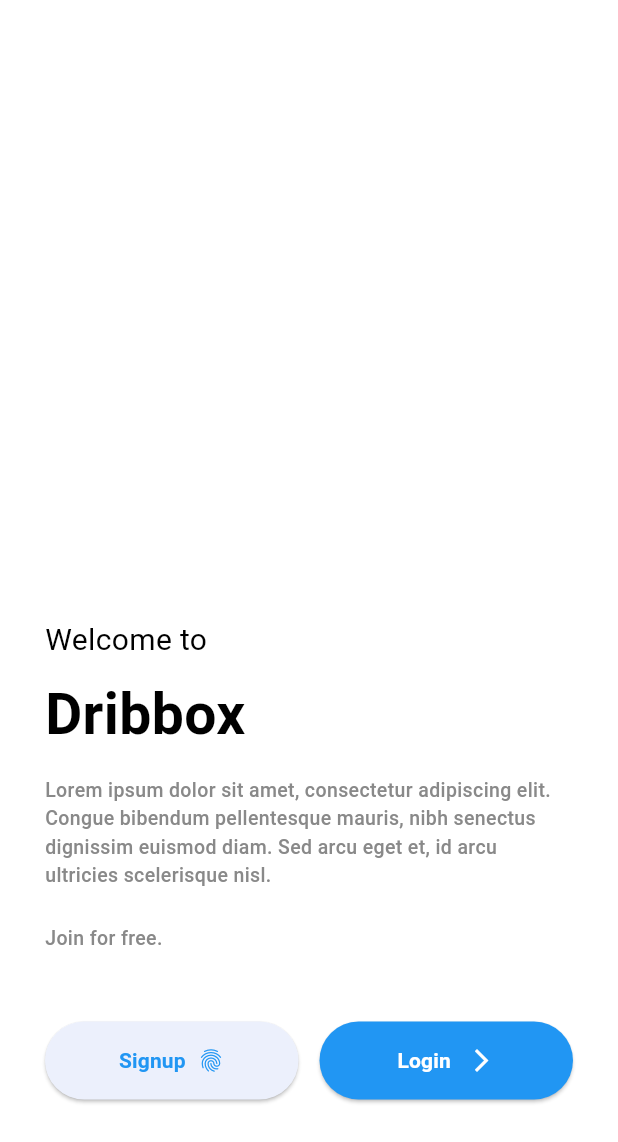
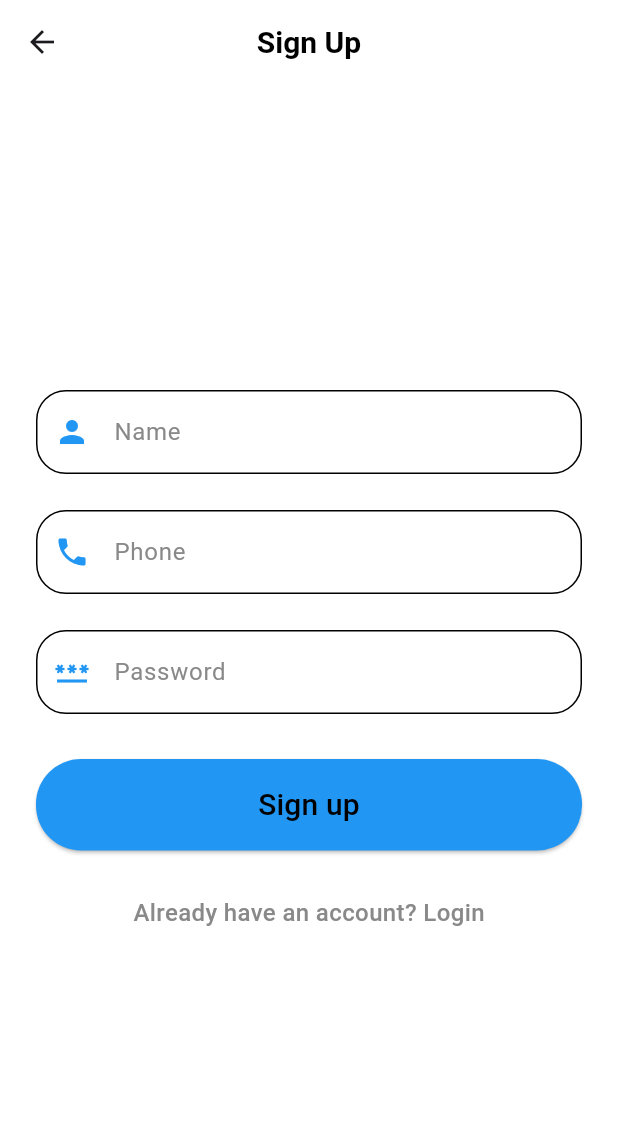
Before and after one commit to swilam202/Dribbox, a Flutter app: the AuthPage screen opened directly, on a phone screen of 412 x 824 dp. Shown: the top 1142 px of the screen. Run offline on Flutter 3.47's test engine with Material 3 defaults, Android fonts, the light colour scheme and no system bars; our stand-ins replace file_picker, firebase_auth, firebase_core, logger, syncfusion_flutter_charts; accounts and stored records are empty.

Commit message:
sign up page

```diff
--- a/analysis_options.yaml
+++ b/analysis_options.yaml
@@ -21,6 +21,7 @@ linter:
   # `// ignore_for_file: name_of_lint` syntax on the line or in the file
   # producing the lint.
   rules:
+    curly_braces_in_flow_control_structures: false
     # avoid_print: false  # Uncomment to disable the `avoid_print` rule
     # prefer_single_quotes: true  # Uncomment to enable the `prefer_single_quotes` rule
 
--- /dev/null
+++ b/lib/core/widgets/custom button.dart
@@ -0,0 +1,38 @@
+import 'package:dribbox/core/resources/color%20manager.dart';
+import 'package:flutter/material.dart';
+
+class CustomButton extends StatelessWidget {
+  const CustomButton({
+    super.key,
+    required this.child,
+    required this.onPressed,
+  });
+  final Widget child;
+  final Function()? onPressed;
+  @override
+  Widget build(BuildContext context) {
+    return Row(
+      children: [
+        Expanded(
+          child: ElevatedButton(
+            style: ButtonStyle(
+              backgroundColor: MaterialStateProperty.all(ColorManager.blueColor),
+              shape: MaterialStateProperty.all(
+                RoundedRectangleBorder(
+                  borderRadius: BorderRadius.circular(30),
+                ),
+              ),
+              padding: MaterialStateProperty.all(
+                const EdgeInsets.symmetric(
+                  vertical: 16,
+                ),
+              ),
+            ),
+            onPressed: onPressed,
+            child: child,
+          ),
+        ),
+      ],
+    );
+  }
+}
--- /dev/null
+++ b/lib/core/widgets/custom text form field.dart
@@ -0,0 +1,57 @@
+import 'package:flutter/material.dart';
+
+import '../resources/color manager.dart';
+
+class CustomTextFormField extends StatelessWidget {
+  const CustomTextFormField({
+    super.key,
+    this.hintText,
+    this.labelText,
+    this.prefixIcon,
+    this.suffixIcon,
+    this.textInputType = TextInputType.text,
+    this.controller,
+    this.validator,
+    this.obscureText,
+  });
+
+  final String? hintText;
+  final String? labelText;
+  final IconData? prefixIcon;
+  final Widget? suffixIcon;
+  final TextInputType? textInputType;
+  final String? Function(String?)? validator;
+  final TextEditingController? controller;
+  final bool? obscureText;
+
+  @override
+  Widget build(BuildContext context) {
+    return TextFormField(
+      validator: validator,
+      obscureText: obscureText ?? false,
+      keyboardType: textInputType,
+      decoration: InputDecoration(
+        enabledBorder:OutlineInputBorder(
+          borderRadius: BorderRadius.circular(20),
+          borderSide: const BorderSide(color: ColorManager.blackColor,),
+        ),
+        focusedBorder: UnderlineInputBorder(
+          borderRadius: BorderRadius.circular(20),
+          borderSide: const BorderSide(color: ColorManager.blackColor,),
+        ),
+        labelText: labelText,
+        prefixIcon: prefixIcon == null
+            ? null
+            : Icon(
+                prefixIcon,
+                color: ColorManager.blueColor,
+              ),
+        suffixIcon: suffixIcon,
+        hintText: hintText,
+        labelStyle: const TextStyle(
+          color: ColorManager.lightDarkColor,
+        ),
+      ),
+    );
+  }
+}
--- a/lib/features/auth feature/presentation/pages/auth page.dart
+++ /dev/null
@@ -1,85 +0,0 @@
-import 'package:file_picker/file_picker.dart';
-import 'package:flutter/material.dart';
-
-import '../../../../core/resources/color manager.dart';
-import '../../../../core/resources/font weight manager.dart';
-import '../../../../core/resources/style manager.dart';
-import '../../../../core/utils/constants.dart';
-import '../widgets/auth button.dart';
-
-class AuthPage extends StatelessWidget {
-  const AuthPage({super.key});
-
-  @override
-  Widget build(BuildContext context) {
-    return Scaffold(
-      body: Column(
-        children: [
-          Container(
-            width: MediaQuery.of(context).size.width,
-            height: MediaQuery.of(context).size.height * 0.5,
-            decoration: const BoxDecoration(
-              image: DecorationImage(
-                image: AssetImage(kAuthImage),
-                fit: BoxFit.fill,
-                alignment: Alignment.topCenter,
-              ),
-            ),
-          ),
-          Padding(
-            padding: const EdgeInsets.symmetric(horizontal: 30),
-            child: Column(
-              mainAxisAlignment: MainAxisAlignment.center,
-              crossAxisAlignment: CrossAxisAlignment.start,
-              children: [
-                Text(
-                  'Welcome to',
-                  style: StyleManager.bigTextStyle(
-                    fontSize: 20,
-                    fontWeight: FontWeightManager.normalWeight,
-                  ),
-                ),
-                const SizedBox(height: 8),
-                Text(
-                  'Dribbox',
-                  style: StyleManager.bigTextStyle(),
-                ),
-                const SizedBox(height: 14),
-                Text(
-                  'Lorem ipsum dolor sit amet, consectetur adipiscing elit. Congue bibendum pellentesque mauris, nibh senectus dignissim euismod diam. Sed arcu eget et, id arcu ultricies scelerisque nisl.',
-                  style: StyleManager.smallTextStyle(),
-                ),
-                const SizedBox(height: 23),
-                Text(
-                  'Join for free.',
-                  style: StyleManager.smallTextStyle(),
-                ),
-                const SizedBox(height: 46),
-                Row(
-                  mainAxisAlignment: MainAxisAlignment.center,
-                  children: [
-                    AuthButton(
-                      icon: Icons.fingerprint,
-                      text: 'Signup',
-                      textColor: ColorManager.blueColor,
-                      color: const Color.fromRGBO(236, 240, 252, 1.0),
-                      onPressed: (){},
-                    ),
-                    const SizedBox(width: 14),
-                    AuthButton(
-                      icon: Icons.arrow_forward_ios,
-                      text: 'Login ',
-                      textColor: ColorManager.whiteColor,
-                      color: ColorManager.blueColor,
-                      onPressed: () {},
-                    ),
-                  ],
-                ),
-              ],
-            ),
-          ),
-        ],
-      ),
-    );
-  }
-}
--- /dev/null
+++ b/lib/features/auth feature/presentation/pages/signup page.dart
@@ -0,0 +1,92 @@
+import 'package:dribbox/core/resources/style%20manager.dart';
+import 'package:dribbox/core/widgets/custom%20text%20form%20field.dart';
+import 'package:flutter/material.dart';
+import 'package:logger/logger.dart';
+
+import '../../../../core/resources/color manager.dart';
+import '../../../../core/widgets/custom button.dart';
+import '../widgets/auth page custom appbar.dart';
+import '../widgets/switch auth section.dart';
+
+class AuthPage extends StatelessWidget {
+  const AuthPage({super.key});
+
+  @override
+  Widget build(BuildContext context) {
+    final GlobalKey<FormState> key = GlobalKey();
+    return Scaffold(
+      appBar: authPageCustomAppBar('Sign Up'),
+      body: Padding(
+        padding: const EdgeInsets.symmetric(horizontal: 24),
+        child: Center(
+          child: SingleChildScrollView(
+            physics: const BouncingScrollPhysics(),
+            child: Center(
+              child: Form(
+                key: key,
+                child: Column(
+                  mainAxisAlignment: MainAxisAlignment.center,
+                  crossAxisAlignment: CrossAxisAlignment.center,
+                  children: [
+                    CustomTextFormField(
+                      labelText: 'Name',
+                      prefixIcon: Icons.person,
+                      validator: (val) {
+                        if (val == null || val.isEmpty)
+                          return 'the name field is empty please enter your name';
+                        else
+                          return null;
+                      },
+                    ),
+                    const SizedBox(height: 24),
+                    CustomTextFormField(
+                      textInputType: TextInputType.phone,
+                      labelText: 'Phone',
+                      prefixIcon: Icons.phone,
+                      validator: (val) {
+                        if (val == null || val.length != 11)
+                          return 'invalid phone number';
+                        else
+                          return null;
+                      },
+                    ),
+                    const SizedBox(height: 24),
+                    CustomTextFormField(
+                      textInputType: TextInputType.visiblePassword,
+                      labelText: 'Password',
+                      prefixIcon: Icons.password,
+                      validator: (val) {
+                        if (val == null || val.length <= 6)
+                          return 'password is too short';
+                        else
+                          return null;
+                      },
+                      obscureText: true,
+                    ),
+                    const SizedBox(height: 30),
+                    CustomButton(
+                      onPressed: () async {
+                        if (key.currentState!.validate()) {
+                          Logger().d('message');
+                        }
+                      },
+                      child: Text(
+                        'Sign up',
+                        style: StyleManager.smallTextStyle(
+                          color: ColorManager.blackColor,
+                          fontSize: 20,
+                        ),
+                      ),
+                    ),
+                    const SizedBox(height: 30),
+                    const SwitchAuthSection(isLogin: false),
+                  ],
+                ),
+              ),
+            ),
+          ),
+        ),
+      ),
+    );
+  }
+}
--- /dev/null
+++ b/lib/features/auth feature/presentation/widgets/auth page custom appbar.dart
@@ -0,0 +1,14 @@
+import 'package:dribbox/core/resources/style%20manager.dart';
+import 'package:flutter/material.dart';
+
+
+PreferredSizeWidget? authPageCustomAppBar(String text) {
+  return AppBar(
+    centerTitle: true,
+    title: Text(
+      text,
+      style: StyleManager.bigTextStyle(fontSize: 20),
+    ),
+    elevation: 0,
+  );
+}
--- /dev/null
+++ b/lib/features/auth feature/presentation/widgets/switch auth section.dart
@@ -0,0 +1,42 @@
+import 'package:flutter/material.dart';
+
+import '../../../../core/resources/color manager.dart';
+import '../../../../core/resources/style manager.dart';
+
+class SwitchAuthSection extends StatelessWidget {
+  const SwitchAuthSection({
+    super.key,
+    required this.isLogin,
+  });
+
+  final bool isLogin;
+
+  @override
+  Widget build(BuildContext context) {
+    return GestureDetector(
+      onTap: () {
+        if (isLogin) {
+        }
+        // CustomNavigation.authNavigation(SignupPage());
+        else {}
+        // CustomNavigation.authNavigation(LoginPage());
+      },
+      child: Text.rich(
+        TextSpan(
+          text:
+              isLogin ? 'Don’t have an account? ' : 'Already have an account? ',
+          style: StyleManager.smallTextStyle(fontSize: 16),
+          children: [
+            TextSpan(
+              text: isLogin ? 'Sign Up' : 'Login',
+              style: StyleManager.smallTextStyle(
+                color: ColorManager.lightDarkColor,
+                fontSize: 16,
+              ),
+            ),
+          ],
+        ),
+      ),
+    );
+  }
+}
--- a/pubspec.yaml
+++ b/pubspec.yaml
@@ -45,6 +45,8 @@ dependencies:
   fluttertoast: ^8.2.4
   file_picker: ^6.1.1
   flutter_local_notifications: ^16.2.0
+  get: ^4.6.6
+  flutter_svg: ^2.0.9
   flutter:
     sdk: flutter
 
```
Also changed, not shown: lib/features/auth feature/presentation/pages/on boarding.dart (added, +90 -0 lines), lib/features/auth feature/presentation/pages/otp form.dart (added, +123 -0 lines), lib/features/auth feature/presentation/widgets/otp field.dart (added, +54 -0 lines), lib/main.dart (+7 -4 lines), pubspec.lock.
